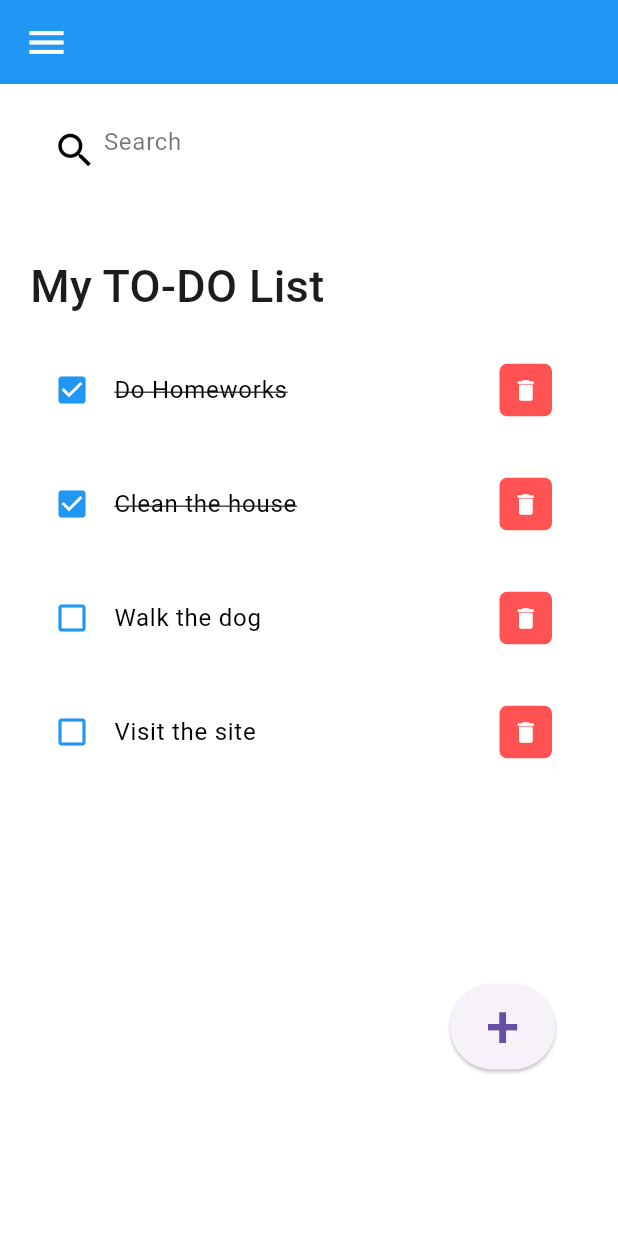
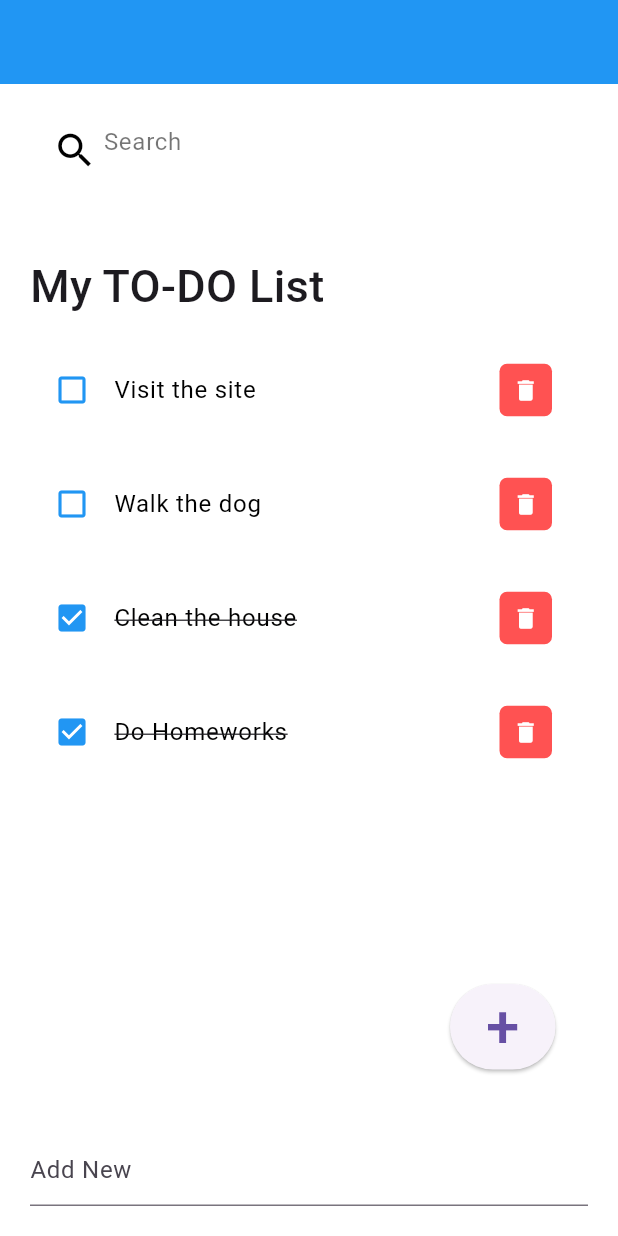
Before and after one commit to skshrinaya/TO_DO_Flutter, a Flutter app: the screen it shows after launch, on a phone screen of 412 x 824 dp. Run offline on Flutter 3.47's test engine with Material 3 defaults, Android fonts, the phone set to English and light mode, and no system bars.

Commit message:
initial commit

```diff
--- a/lib/model/home.dart
+++ b/lib/model/home.dart
@@ -2,10 +2,24 @@ import 'package:flutter/material.dart';
 import 'package:untitled/model/todo.dart';
 import 'package:untitled/screens/home_screen.dart';
 
-class Home extends StatelessWidget{
+class Home extends StatefulWidget{
    Home ({Key? key}): super (key: key);
 
+  @override
+  State<Home> createState() => _HomeState();
+}
+
+class _HomeState extends State<Home> {
   final todolist=ToDo.todoList();
+  List<ToDo> found=[];
+  final controller=TextEditingController();
+
+  @override
+  void initState() {
+    found=todolist;
+    super.initState();
+  }
+
   @override
   Widget build(BuildContext context){
     return Scaffold(
@@ -29,8 +43,10 @@ class Home extends StatelessWidget{
                         ),),
                       ),
 
-                      for( ToDo todo in todolist)
-                        HomeScreen(todo: todo,),
+                      for( ToDo todo in found.reversed)
+                        HomeScreen(todo: todo,
+                        ToDoChange: handling,
+                        ToDoDelete: delete,),
 
 
 
@@ -40,9 +56,29 @@ class Home extends StatelessWidget{
               ],
             ),
             ),
+         Align(
+           alignment: Alignment.bottomCenter,
+           child:Row(children: [
+             Expanded(
+                 child: Container(
+                   margin: EdgeInsets.only(bottom:20,right:20,left:20),
+                   decoration: BoxDecoration(
+                     color: Colors.white,
+
+
+                   ),
+                   child:TextField(
+                     controller: controller,
+                     decoration: InputDecoration(
+                       hintText: "Add New"
+                     ),
+                   ),
+                 ),)
+           ]),
+         ),
 
          Container(
-           margin:EdgeInsets.only(top: 600,left:300,),
+           margin:EdgeInsets.only(top: 600,left:300),
 
            child:ElevatedButton(
              child:Text('+',
@@ -50,7 +86,9 @@ class Home extends StatelessWidget{
                  fontSize: 40,
                ), ),
 
-             onPressed: () {},
+             onPressed: () {
+               add(controller.text);
+             },
 
 
            ),
@@ -60,6 +98,40 @@ class Home extends StatelessWidget{
       );
 
   }
+
+  void handling(ToDo todo){
+    setState(() {
+      todo.isDone=!todo.isDone;
+    });
+
+  }
+  void delete(String id){
+    setState(() {
+      todolist.removeWhere((item) => item.id==id);
+    });
+
+  }
+
+  void add(String todo){
+    setState(() {
+      todolist.add(ToDo(id: DateTime.now().millisecondsSinceEpoch.toString(), text: todo,));
+    });
+    controller.clear();
+  }
+
+  void search(String searchItem){
+    List<ToDo> result=[];
+    if(searchItem.isEmpty){
+      result=todolist;
+    }
+    else{
+      result=todolist.where((item) => item.text!.toLowerCase().contains(searchItem.toLowerCase())).toList();
+    }
+    setState(() {
+      found=result;
+    });
+  }
+
 Widget searchBox(){
     return Container(
           padding:EdgeInsets.symmetric(horizontal: 15),
@@ -68,6 +140,7 @@ Widget searchBox(){
               borderRadius: BorderRadius.circular(20)
           ),
           child: TextField(
+            onChanged: (value)=>search(value),
               decoration: InputDecoration(
                 contentPadding: EdgeInsets.all(0),
                 prefixIcon: Icon(
@@ -85,17 +158,12 @@ Widget searchBox(){
         );
 
 }
+
   AppBar buildAppBar() {
     return AppBar(
       backgroundColor: Colors.blue,
       elevation: 0,
-      title: Row(children:[
-        Icon(
-          Icons.menu,
-          color: Colors.white,
-          size:30,
-        )
-      ])
+
     );
   }
 }
--- a/lib/screens/home_screen.dart
+++ b/lib/screens/home_screen.dart
@@ -4,7 +4,9 @@ import '../model/todo.dart';
 
 class HomeScreen extends StatelessWidget {
   final ToDo todo;
-  const HomeScreen({Key? key,required this.todo}): super(key:key);
+  final ToDoChange;
+  final ToDoDelete;
+  const HomeScreen({Key? key,required this.todo,required this.ToDoChange,required this.ToDoDelete}): super(key:key);
 
   @override
   Widget build(BuildContext context){
@@ -12,7 +14,8 @@ class HomeScreen extends StatelessWidget {
       margin: EdgeInsets.only(bottom: 20),
       child:ListTile(
         onTap: (){
-          print('Clicked');
+          //print('Clicked');
+          ToDoChange(todo);
         },
         shape: RoundedRectangleBorder(borderRadius: BorderRadius.circular(20),),
         tileColor: Colors.white70,
@@ -30,7 +33,9 @@ class HomeScreen extends StatelessWidget {
             color:Colors.white,
             iconSize: 18,
             icon: Icon(Icons.delete),
-            onPressed: () {},
+            onPressed: () {
+              ToDoDelete(todo.id);
+            },
           ),
         ),
       ),
```
